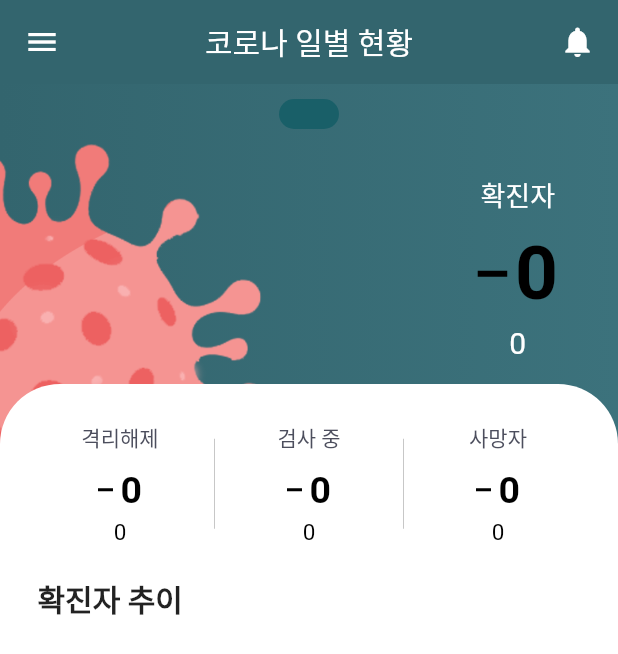
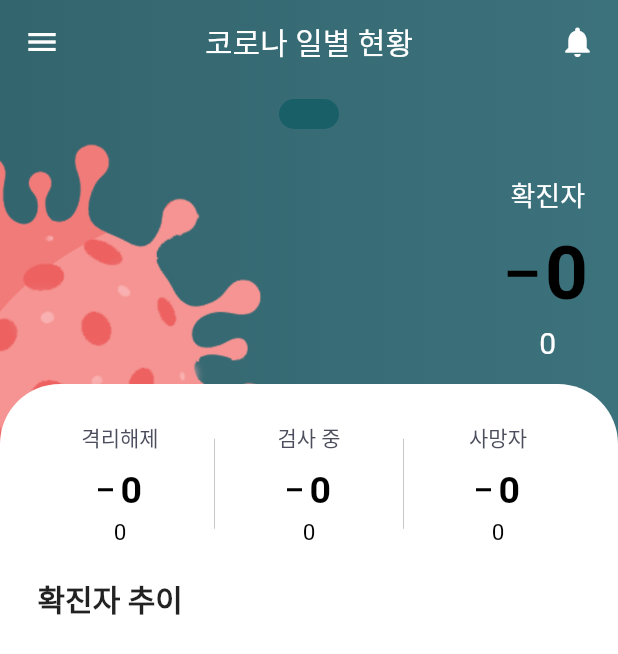
Before and after one commit to Yxxnsu/Corona_API, a Flutter app: the screen it shows after launch, on a phone screen of 412 x 824 dp. Shown: the top 654 px of the screen. Run offline on Flutter 3.47's test engine with Material 2 defaults, Android fonts, the light colour scheme and no system bars; our stand-ins replace dio, fl_chart, get; network calls fail.

Commit message:
[UPDATE] fl_bar ui

```diff
--- a/covid19_application/lib/home_screen.dart
+++ b/covid19_application/lib/home_screen.dart
@@ -14,7 +14,6 @@ class HomeScreen extends GetView<CovidStatisticsController>{
   Widget build(BuildContext context) {
     return Scaffold(
       appBar: AppBar(
-        backgroundColor: const Color(0xff33656e),
         leading: const Icon(Icons.menu, color: Colors.white),
         elevation: 0,
         title: const Text(
@@ -28,6 +27,18 @@ class HomeScreen extends GetView<CovidStatisticsController>{
             child: const Icon(Icons.notifications, color: Colors.white),
           )
         ],
+        flexibleSpace: Container(
+          decoration: const BoxDecoration(
+            gradient: LinearGradient(
+              begin: Alignment.centerRight,
+              end: Alignment.centerLeft,
+              colors: [
+                Color(0xff3c727c),
+                Color(0xff33656e),
+              ],
+            ),
+          ),
+        ),
       ),
       extendBodyBehindAppBar: true,
       body: SafeArea(
@@ -134,7 +145,7 @@ class HomeScreen extends GetView<CovidStatisticsController>{
       ),
       Positioned(
         top: headerTopZone + 60,
-        right: 40,
+        right: 20,
         child: Obx(
           () => CovidStatisticsViewer(
             title: '확진자',
@@ -208,6 +219,7 @@ class HomeScreen extends GetView<CovidStatisticsController>{
             fontSize: 20,
           ),
         ),
+        SizedBox(height: 16,),
         AspectRatio(
           aspectRatio: 1.7,
           child: Obx(
```
Also changed, not shown: covid19_application/lib/component/bar_chart.dart (+7 -0 lines).
